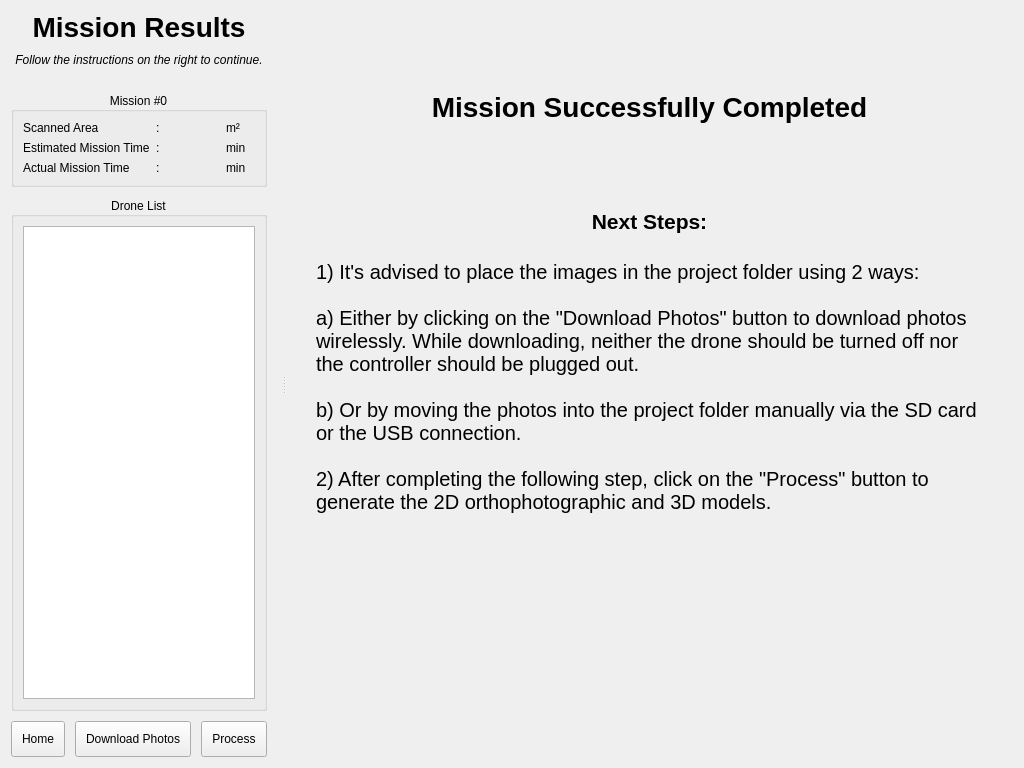
First picture: the form in UI/Postflight/post_design.ui, repository cmpe-DroneLab/GeoFly3D, before the edit.
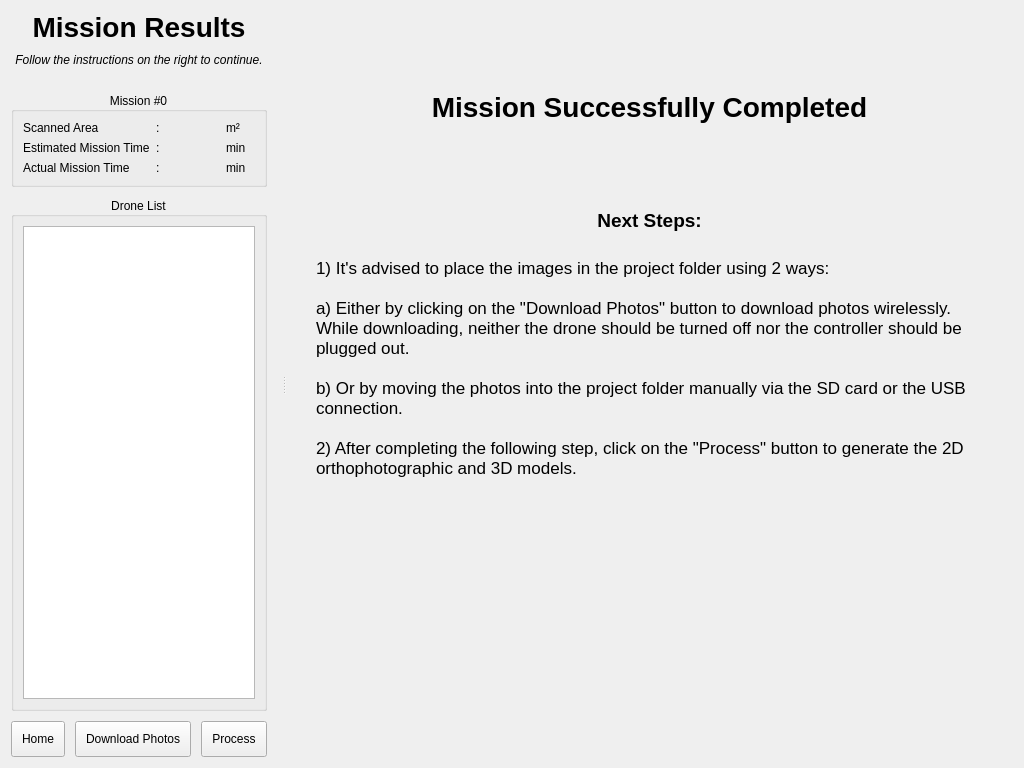
Second picture: the form after the edit. Icons and pictures are not drawn.

Patch:
```diff
--- a/UI/Postflight/post_design.ui
+++ b/UI/Postflight/post_design.ui
@@ -318,7 +318,7 @@
         <widget class="QLabel" name="label_4">
          <property name="font">
           <font>
-           <pointsize>16</pointsize>
+           <pointsize>14</pointsize>
            <bold>true</bold>
           </font>
          </property>
@@ -350,7 +350,7 @@
         <widget class="QLabel" name="label_3">
          <property name="font">
           <font>
-           <pointsize>15</pointsize>
+           <pointsize>13</pointsize>
           </font>
          </property>
          <property name="text">
```
